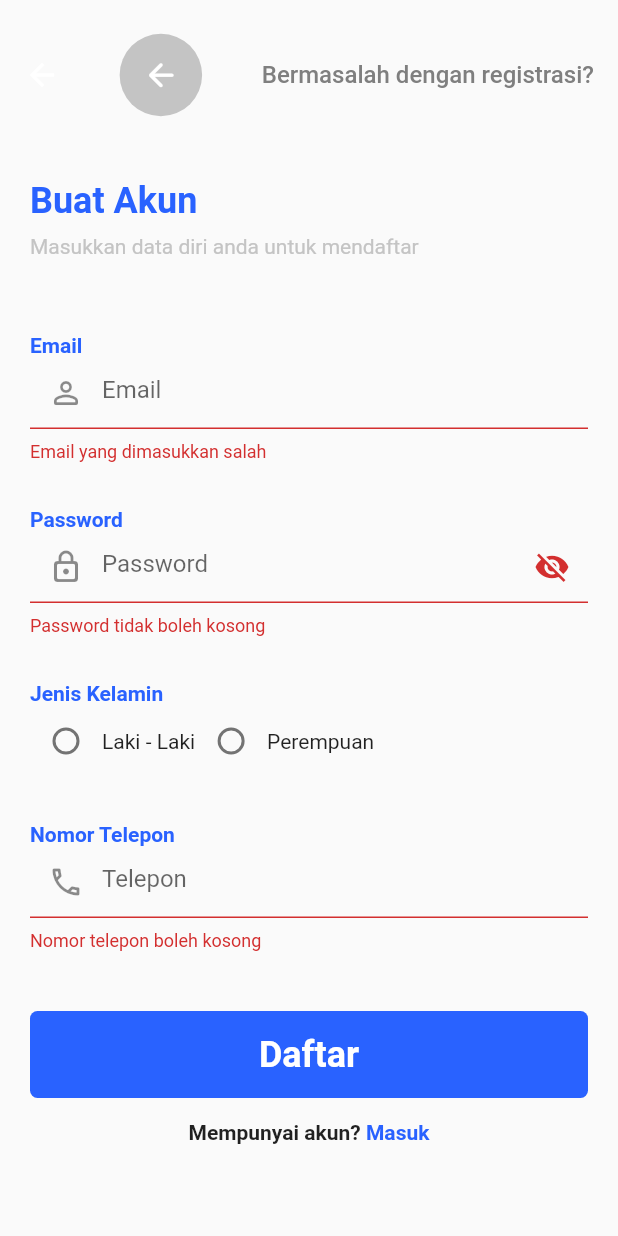
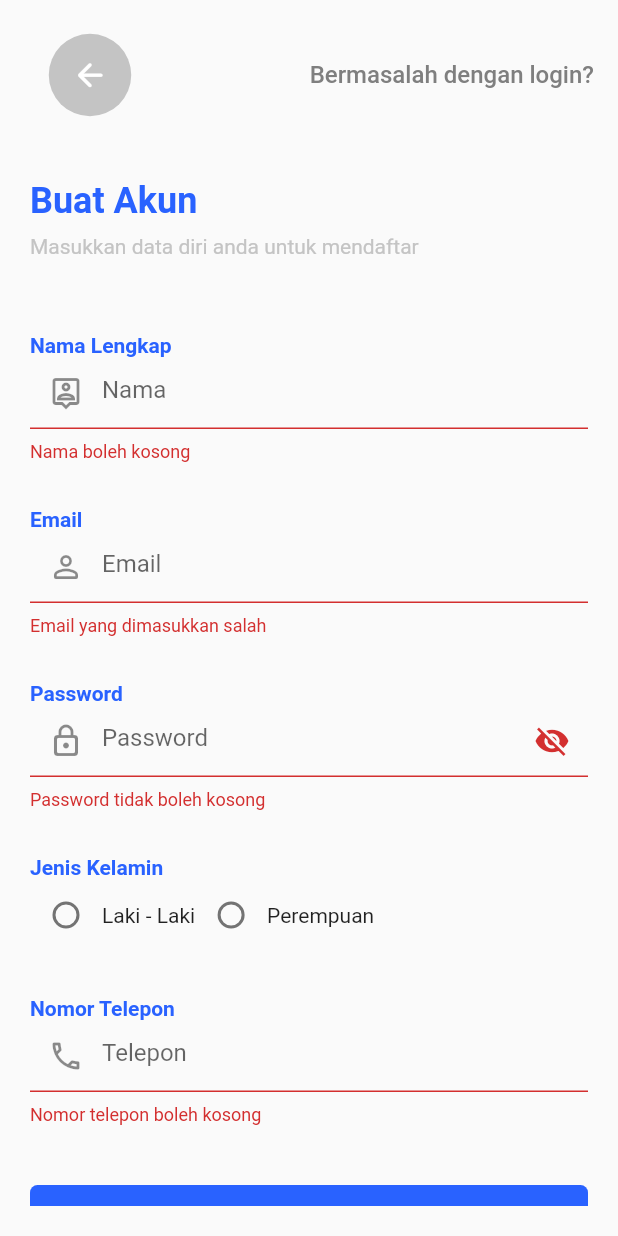
Before and after one commit to RafiIzzatulRizquFaris/healthish, a Flutter app: the Register screen opened directly, on a phone screen of 412 x 824 dp. Run offline on Flutter 3.47's test engine with Material 2 defaults, Android fonts, the phone set to English and light mode, and no system bars; our stand-ins replace badges, carousel_slider, cloud_firestore, curved_navigation_bar, email_validator, google_maps_flutter and 1 more; accounts and stored records are empty.

Commit message:
repairing layout

```diff
--- a/lib/register.dart
+++ b/lib/register.dart
@@ -15,6 +15,7 @@ class RegisterState extends State<Register> {
   TextEditingController emailController = TextEditingController();
   TextEditingController passwordController = TextEditingController();
   TextEditingController phoneController = TextEditingController();
+  TextEditingController nameController = TextEditingController();
   bool obscureText = true;
   final formKey = GlobalKey<FormState>();
   int radioGroupGender = -1;
@@ -31,6 +32,7 @@ class RegisterState extends State<Register> {
         toolbarHeight: 100,
         backgroundColor: Colors.transparent,
         elevation: 0,
+        automaticallyImplyLeading: false,
         title: FlatButton(
             padding: EdgeInsets.all(15),
             child: Icon(
@@ -47,7 +49,7 @@ class RegisterState extends State<Register> {
         actions: [
           FlatButton(
             child: Text(
-              "Bermasalah dengan registrasi?",
+              "Bermasalah dengan login?",
               style: TextStyle(
                 fontSize: 16,
                 color: Constants.darkGreyColor,
@@ -83,6 +85,29 @@ class RegisterState extends State<Register> {
               ),
               SizedBox(
                 height: 50,
+              ),
+              Text(
+                "Nama Lengkap",
+                style: TextStyle(
+                  color: Constants.blueColor,
+                  fontWeight: FontWeight.bold,
+                ),
+              ),
+              TextFormField(
+                controller: nameController,
+                validator: (value) {
+                  if (value.isEmpty || value.length == 0) {
+                    return "Nama boleh kosong";
+                  }
+                  return null;
+                },
+                decoration: InputDecoration(
+                  hintText: "Nama",
+                  prefixIcon: Icon(Icons.person_pin_outlined),
+                ),
+              ),
+              SizedBox(
+                height: 30,
               ),
               Text(
                 "Email",
```
Lines whose indentation alone changed are shown as unchanged.
